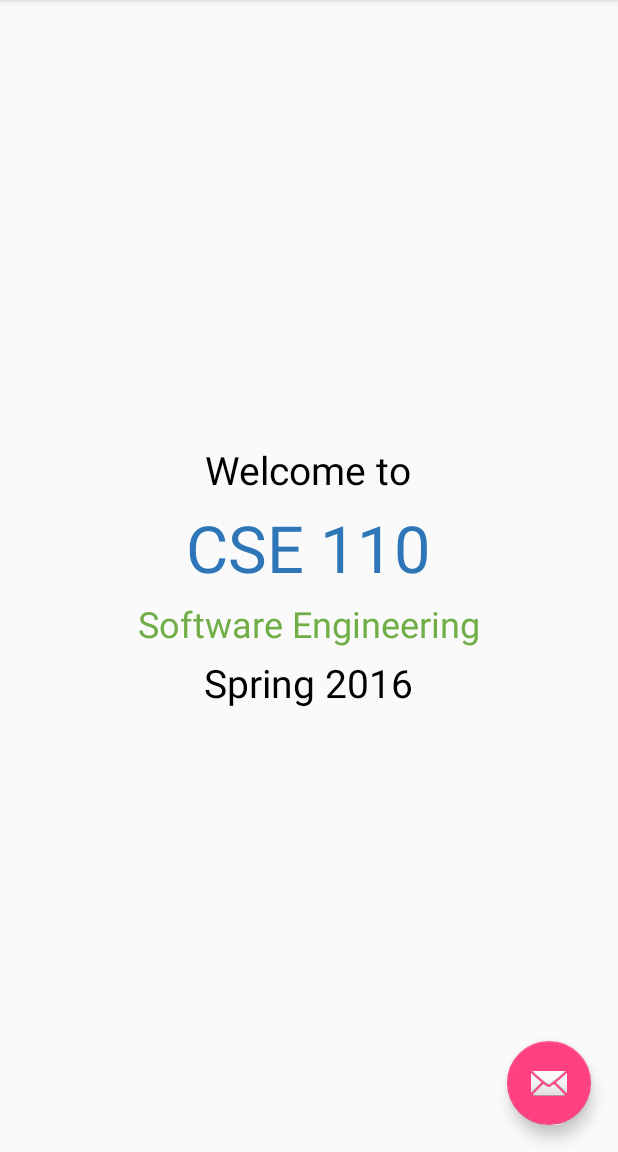
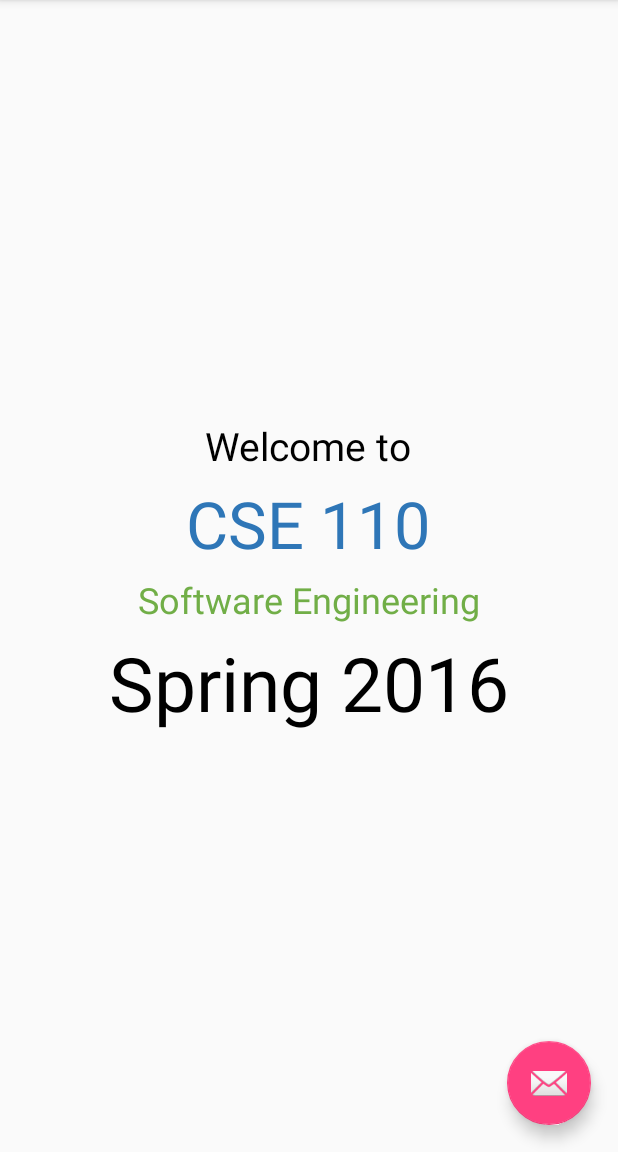
Before and after one commit to jfsalaza/lab2, an Android app: the screen it shows after launch (MainActivity), on a phone screen of 412 x 824 dp, the part 84-1236 px from its top. Run offline under Robolectric (Android 15) with nearby library versions, the phone set to English and light mode, and no system bars.

Commit message:
changed dp

```diff
--- a/app/src/main/res/values/dimens.xml
+++ b/app/src/main/res/values/dimens.xml
@@ -6,5 +6,5 @@
     <dimen name="textview">26dp</dimen>
     <dimen name="textview2">43dp</dimen>
     <dimen name="textview3">24dp</dimen>
-    <dimen name="textview4">26dp</dimen>
+    <dimen name="textview4">50dp</dimen>
 </resources>
```
